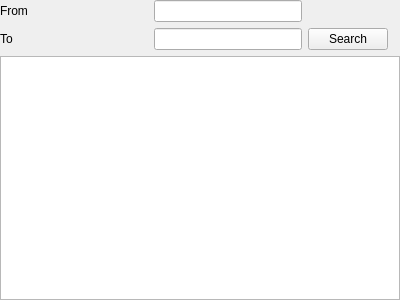
The window that pathsearchwidget.ui (BugenZhao/MTAnalyzer) describes before a commit, drawn with Qt 5.
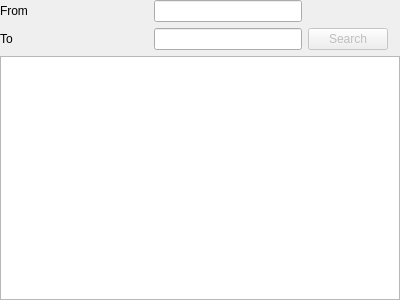
The same window after the commit.

```diff
--- a/pathsearchwidget.ui
+++ b/pathsearchwidget.ui
@@ -78,9 +78,21 @@
      </item>
      <item row="1" column="2">
       <widget class="QPushButton" name="searchButton">
+       <property name="enabled">
+        <bool>false</bool>
+       </property>
+       <property name="focusPolicy">
+        <enum>Qt::TabFocus</enum>
+       </property>
        <property name="text">
         <string>Search</string>
        </property>
+       <property name="autoDefault">
+        <bool>false</bool>
+       </property>
+       <property name="default">
+        <bool>false</bool>
+       </property>
       </widget>
      </item>
     </layout>
```
